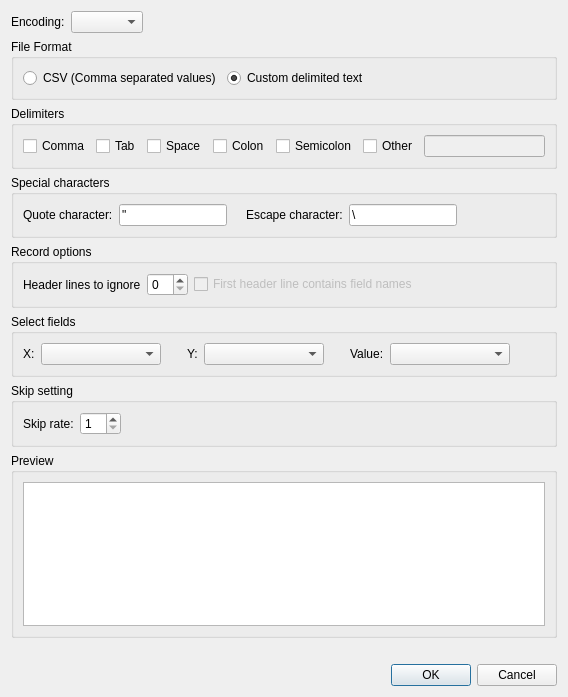
Above: libs/geodata/pointmap/private/geodatapointmaprealtextimporter_settingdialog.ui from i-RIC/prepost-gui before the change. Below: the same form after it.
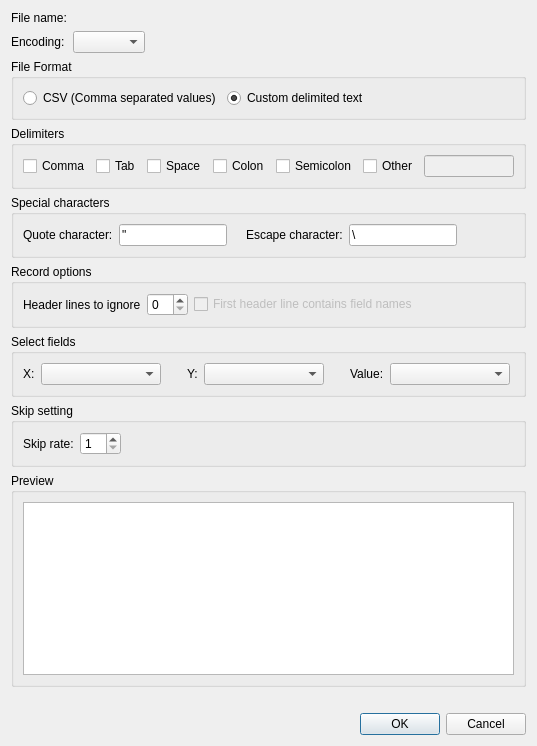
That is the form after the change. Icons and pictures are not drawn. Custom widgets are drawn as their Qt base class.

Commit message: Improvement: file name is now shown on the dialog.

Patch:
```diff
--- a/libs/geodata/pointmap/private/geodatapointmaprealtextimporter_settingdialog.ui
+++ b/libs/geodata/pointmap/private/geodatapointmaprealtextimporter_settingdialog.ui
@@ -6,8 +6,8 @@
    <rect>
     <x>0</x>
     <y>0</y>
-    <width>568</width>
-    <height>697</height>
+    <width>537</width>
+    <height>746</height>
    </rect>
   </property>
   <property name="windowTitle">
@@ -15,14 +15,30 @@
   </property>
   <layout class="QVBoxLayout" name="verticalLayout_2">
    <item>
-    <layout class="QHBoxLayout" name="horizontalLayout">
-     <item>
+    <layout class="QGridLayout" name="gridLayout">
+     <item row="0" column="0">
+      <widget class="QLabel" name="fileNameLabel">
+       <property name="text">
+        <string>File name:</string>
+       </property>
+      </widget>
+     </item>
+     <item row="0" column="1">
+      <widget class="QLabel" name="fileNameValueLabel">
+       <property name="text">
+        <string/>
+       </property>
+      </widget>
+     </item>
+     <item row="1" column="0">
       <widget class="QLabel" name="encodingLabel">
        <property name="text">
         <string>Encoding:</string>
        </property>
       </widget>
      </item>
+     <item row="1" column="1">
+      <layout class="QHBoxLayout" name="horizontalLayout">
      <item>
       <widget class="QComboBox" name="encodingComboBox"/>
      </item>
@@ -38,6 +54,8 @@
         </size>
        </property>
       </spacer>
+       </item>
+      </layout>
      </item>
     </layout>
    </item>
```
Lines whose indentation alone changed are shown as unchanged. The commit also changes 3 other files.
